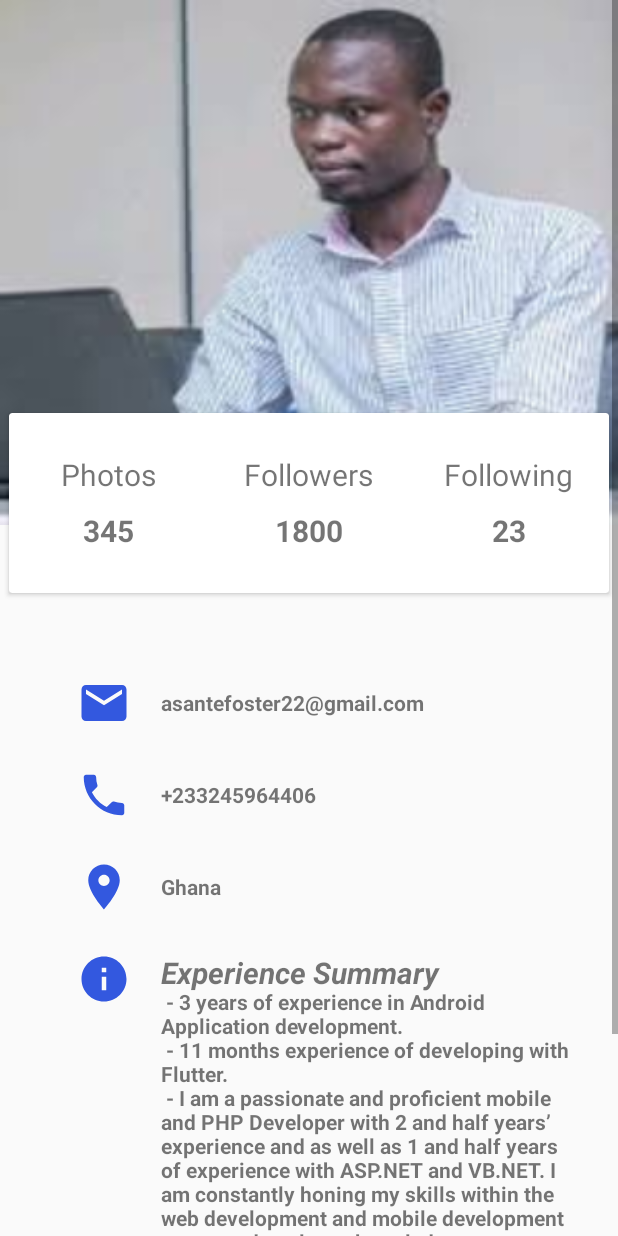
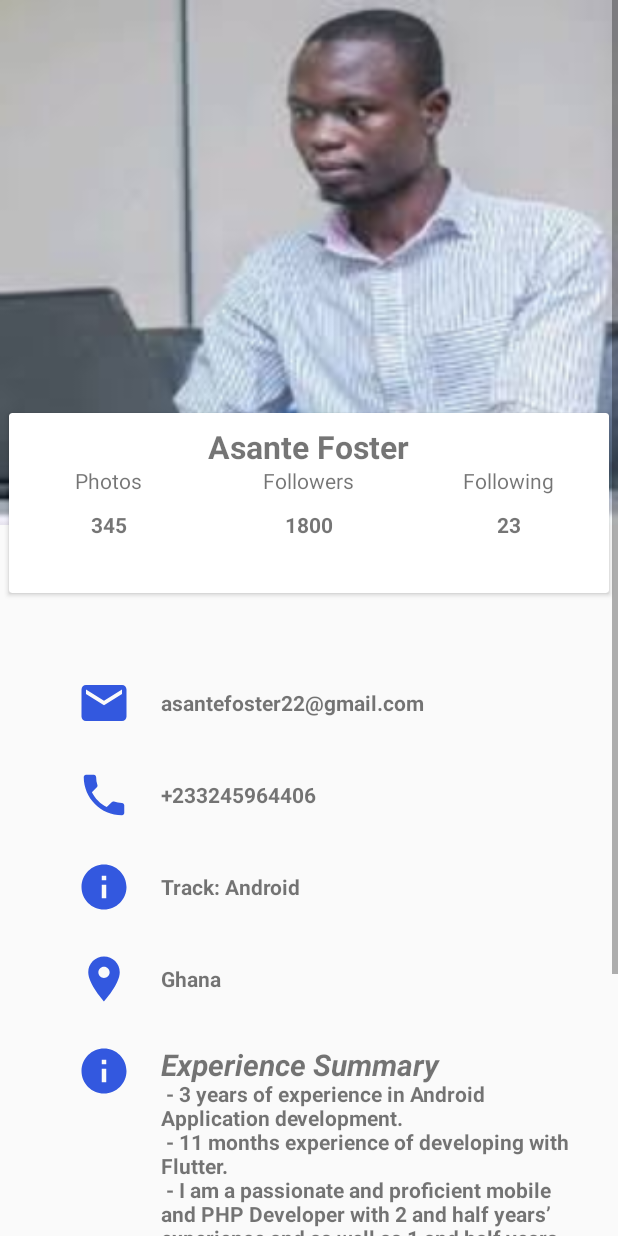
Before and after one commit to asfos22/ALC4, an Android app: the ActivityC screen opened directly, with no data from a screen before it, on a phone screen of 412 x 824 dp. Run offline under Robolectric (Android 15) with nearby library versions, the phone set to English and light mode, and no system bars.

Commit message:
initial commit

```diff
--- a/app/src/main/java/com/andela/challenge/app/ActivityC.java
+++ b/app/src/main/java/com/andela/challenge/app/ActivityC.java
@@ -7,18 +7,21 @@
 package com.andela.challenge.app;
 
 import android.content.Intent;
+import android.content.pm.PackageManager;
 import android.net.Uri;
 import android.os.Bundle;
 import android.support.v7.app.AppCompatActivity;
 import android.view.View;
+import android.widget.Button;
 import android.widget.LinearLayout;
 
 public class ActivityC extends AppCompatActivity {
     /**
-     * int
+     * init
      */
 
     private LinearLayout emailLinearLayout, callLinearLayout;
+    private Button followMeButton;
 
     @Override
     public void onCreate(Bundle savedInstanceState) {
@@ -29,6 +32,7 @@ public class ActivityC extends AppCompatActivity {
 
         emailLinearLayout = findViewById(R.id.emailLinearLayout);
         callLinearLayout = findViewById(R.id.callLinearLayout);
+        followMeButton = findViewById(R.id.followMeButton);
 
         /** OnClick Listener call */
         emailLinearLayout.setOnClickListener(new View.OnClickListener() {
@@ -47,6 +51,19 @@ public class ActivityC extends AppCompatActivity {
 
                 // call intent
                 callIntent();
+            }
+        });
+
+        /** OnClick Listener fellow me*/
+
+
+        followMeButton.setOnClickListener(new View.OnClickListener() {
+            @Override
+            public void onClick(View v) {
+
+                // call twitter intent
+
+                fellowMeIntent();
             }
         });
 
@@ -73,4 +90,25 @@ public class ActivityC extends AppCompatActivity {
         startActivity(Intent.createChooser(emailIntent, "Chooser Title"));
     }
 
+    /*** Follow me */
+
+    void fellowMeIntent() {
+
+        Intent intent;
+        try {
+            /** twitter app if user has it  */
+            this.getPackageManager().getPackageInfo("com.twitter.android", 0); /**'com.twitter.android' is package name to check for twitter app**/
+            intent = new Intent(Intent.ACTION_VIEW, Uri.parse("https://twitter.com/Andela?ref_src=twsrc%5Egoogle%7Ctwcamp%5Eserp%7Ctwgr%5Eauthor"));
+            intent.addFlags(Intent.FLAG_ACTIVITY_NEW_TASK);
+        } catch (PackageManager.NameNotFoundException e) {
+            e.printStackTrace();
+
+            /** use doest not have twitter app installed therefore browser **/
+            intent = new Intent(Intent.ACTION_VIEW, Uri.parse("https://twitter.com/Andela"));
+        }
+
+        /** this start intent*/
+        this.startActivity(intent);
+    }
+
 }
--- a/app/src/main/res/layout-land/activity_c_profile.xml
+++ b/app/src/main/res/layout-land/activity_c_profile.xml
@@ -42,15 +42,6 @@
                                 android:scaleType="fitXY"
                                 android:src="@drawable/profile" />
 
-                            <TextView
-                                android:layout_width="wrap_content"
-                                android:layout_height="wrap_content"
-                                android:layout_gravity="center_horizontal"
-                                android:layout_marginTop="10dp"
-                                android:text="@string/label_name"
-                                android:textColor="@color/colorWhite"
-                                android:textSize="21sp"
-                                android:textStyle="bold" />
                         </LinearLayout>
 
                         <android.support.v7.widget.CardView
@@ -58,6 +49,16 @@
                             android:layout_height="120dp"
                             android:layout_centerHorizontal="true"
                             android:layout_marginTop="275dp">
+
+                            <TextView
+                                android:layout_width="wrap_content"
+                                android:layout_height="wrap_content"
+                                android:layout_gravity="center_horizontal"
+                                android:layout_marginBottom="16dp"
+                                android:layout_marginTop="8dp"
+                                android:text="@string/label_name"
+                                android:textSize="21sp"
+                                android:textStyle="bold" />
 
                             <LinearLayout
                                 android:layout_width="match_parent"
@@ -76,14 +77,14 @@
                                         android:layout_width="wrap_content"
                                         android:layout_height="wrap_content"
                                         android:text="@string/photos"
-                                        android:textSize="20sp" />
+                                        android:textSize="14sp" />
 
                                     <TextView
                                         android:layout_width="wrap_content"
                                         android:layout_height="wrap_content"
                                         android:paddingTop="10dp"
                                         android:text="@string/photo_number"
-                                        android:textSize="20sp"
+                                        android:textSize="14sp"
                                         android:textStyle="bold" />
 
                                 </LinearLayout>
@@ -99,14 +100,14 @@
                                         android:layout_width="wrap_content"
                                         android:layout_height="wrap_content"
                                         android:text="@string/followers"
-                                        android:textSize="20sp" />
+                                        android:textSize="14sp" />
 
                                     <TextView
                                         android:layout_width="wrap_content"
                                         android:layout_height="wrap_content"
                                         android:paddingTop="10dp"
                                         android:text="@string/followers_number"
-                                        android:textSize="20sp"
+                                        android:textSize="14sp"
                                         android:textStyle="bold" />
 
                                 </LinearLayout>
@@ -122,14 +123,14 @@
                                         android:layout_width="wrap_content"
                                         android:layout_height="wrap_content"
                                         android:text="@string/following"
-                                        android:textSize="20sp" />
+                                        android:textSize="14sp" />
 
                                     <TextView
                                         android:layout_width="wrap_content"
                                         android:layout_height="wrap_content"
                                         android:paddingTop="10dp"
                                         android:text="@string/following_number"
-                                        android:textSize="20sp"
+                                        android:textSize="14sp"
                                         android:textStyle="bold" />
 
                                 </LinearLayout>
@@ -190,6 +191,29 @@
                         </LinearLayout>
 
                         <LinearLayout
+                            android:id="@+id/trackLinearLayout"
+                            android:layout_width="match_parent"
+                            android:layout_height="wrap_content"
+                            android:layout_marginTop="25dp"
+                            android:orientation="horizontal"
+                            android:paddingLeft="25dp">
+
+                            <ImageView
+                                android:layout_width="36dp"
+                                android:layout_height="36dp"
+                                android:src="@drawable/ic_info_black_24dp" />
+
+                            <TextView
+                                android:layout_width="wrap_content"
+
+                                android:layout_height="wrap_content"
+                                android:layout_gravity="center_vertical"
+                                android:paddingLeft="20dp"
+                                android:text="@string/track_android"
+                                android:textStyle="bold" />
+                        </LinearLayout>
+
+                        <LinearLayout
                             android:layout_width="match_parent"
                             android:layout_height="wrap_content"
                             android:layout_marginTop="25dp"
@@ -234,6 +258,7 @@
                     </LinearLayout>
 
                     <Button
+                        android:id="@+id/followMeButton"
                         android:layout_width="match_parent"
                         android:layout_height="wrap_content"
                         android:layout_gravity="center_horizontal"
--- a/app/src/main/res/layout/activity_c_profile.xml
+++ b/app/src/main/res/layout/activity_c_profile.xml
@@ -32,15 +32,7 @@
                         android:scaleType="fitXY"
                         android:src="@drawable/profile" />
 
-                    <TextView
-                        android:layout_width="wrap_content"
-                        android:layout_height="wrap_content"
-                        android:layout_gravity="center_horizontal"
-                        android:layout_marginTop="10dp"
-                        android:text="@string/label_name"
-                        android:textColor="@color/colorWhite"
-                        android:textSize="21sp"
-                        android:textStyle="bold" />
+
                 </LinearLayout>
 
                 <android.support.v7.widget.CardView
@@ -48,6 +40,16 @@
                     android:layout_height="120dp"
                     android:layout_centerHorizontal="true"
                     android:layout_marginTop="275dp">
+
+                    <TextView
+                        android:layout_width="wrap_content"
+                        android:layout_height="wrap_content"
+                        android:layout_gravity="center_horizontal"
+                        android:layout_marginBottom="16dp"
+                        android:layout_marginTop="8dp"
+                        android:text="@string/label_name"
+                        android:textSize="21sp"
+                        android:textStyle="bold" />
 
                     <LinearLayout
                         android:layout_width="match_parent"
@@ -66,14 +68,14 @@
                                 android:layout_width="wrap_content"
                                 android:layout_height="wrap_content"
                                 android:text="@string/photos"
-                                android:textSize="20sp" />
+                                android:textSize="14sp" />
 
                             <TextView
                                 android:layout_width="wrap_content"
                                 android:layout_height="wrap_content"
                                 android:paddingTop="10dp"
                                 android:text="@string/photo_number"
-                                android:textSize="20sp"
+                                android:textSize="14sp"
                                 android:textStyle="bold" />
 
                         </LinearLayout>
@@ -89,14 +91,14 @@
                                 android:layout_width="wrap_content"
                                 android:layout_height="wrap_content"
                                 android:text="@string/followers"
-                                android:textSize="20sp" />
+                                android:textSize="14sp" />
 
                             <TextView
                                 android:layout_width="wrap_content"
                                 android:layout_height="wrap_content"
                                 android:paddingTop="10dp"
                                 android:text="@string/followers_number"
-                                android:textSize="20sp"
+                                android:textSize="14sp"
                                 android:textStyle="bold" />
 
                         </LinearLayout>
@@ -112,14 +114,14 @@
                                 android:layout_width="wrap_content"
                                 android:layout_height="wrap_content"
                                 android:text="@string/following"
-                                android:textSize="20sp" />
+                                android:textSize="14sp" />
 
                             <TextView
                                 android:layout_width="wrap_content"
                                 android:layout_height="wrap_content"
                                 android:paddingTop="10dp"
                                 android:text="@string/following_number"
-                                android:textSize="20sp"
+                                android:textSize="14sp"
                                 android:textStyle="bold" />
 
                         </LinearLayout>
@@ -180,6 +182,29 @@
                 </LinearLayout>
 
                 <LinearLayout
+                    android:id="@+id/trackLinearLayout"
+                    android:layout_width="match_parent"
+                    android:layout_height="wrap_content"
+                    android:layout_marginTop="25dp"
+                    android:orientation="horizontal"
+                    android:paddingLeft="25dp">
+
+                    <ImageView
+                        android:layout_width="36dp"
+                        android:layout_height="36dp"
+                        android:src="@drawable/ic_info_black_24dp" />
+
+                    <TextView
+                        android:layout_width="wrap_content"
+
+                        android:layout_height="wrap_content"
+                        android:layout_gravity="center_vertical"
+                        android:paddingLeft="20dp"
+                        android:text="@string/track_android"
+                        android:textStyle="bold" />
+                </LinearLayout>
+
+                <LinearLayout
                     android:layout_width="match_parent"
                     android:layout_height="wrap_content"
                     android:layout_marginTop="25dp"
@@ -224,6 +249,7 @@
             </LinearLayout>
 
             <Button
+                android:id="@+id/followMeButton"
                 android:layout_width="match_parent"
                 android:layout_height="wrap_content"
                 android:layout_gravity="center_horizontal"
--- a/app/src/main/res/values/strings.xml
+++ b/app/src/main/res/values/strings.xml
@@ -25,5 +25,6 @@
     <string name="following_number">23</string>
     <string name="alc_4_0_phase_1_challenge">ALC 4.0: Phase 1 Challenge</string>
     <string name="no_internet_available">No Internet available, Try  again later</string>
+    <string name="track_android">Track: Android</string>
 
 </resources>
--- a/settings.gradle
+++ b/settings.gradle
@@ -1,5 +1 @@
-<<<<<<< HEAD
 include ':app'
-=======
-include ':app'
->>>>>>> origin/master
```
Also changed, not shown: build.gradle (+0 -30 lines), gradle.properties (+0 -16 lines), 5 other files.
